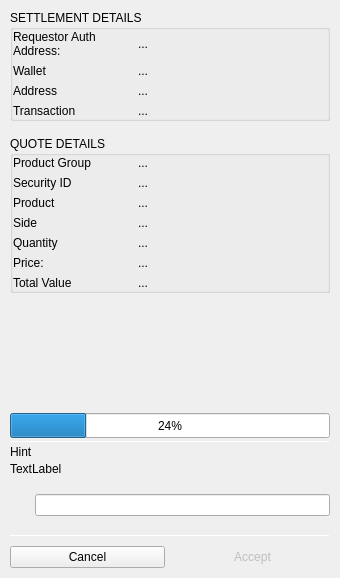
Qt form BlockSettleUILib/DealerXBTSettlementDialog.ui (BlockSettle/terminal) before a commit.
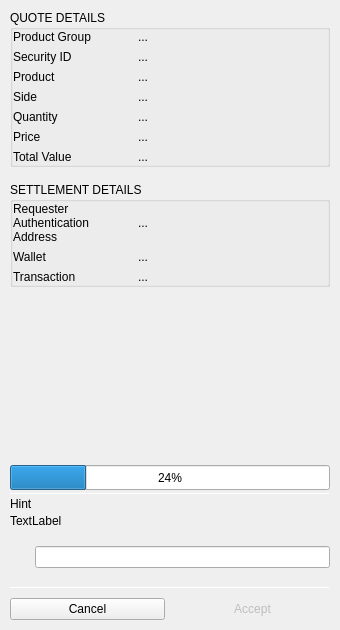
The same form after that commit. Icons and pictures are not drawn.

Commit message: Verified another windows.

```diff
--- a/BlockSettleUILib/DealerXBTSettlementDialog.ui
+++ b/BlockSettleUILib/DealerXBTSettlementDialog.ui
@@ -7,15 +7,21 @@
     <x>0</x>
     <y>0</y>
     <width>340</width>
-    <height>578</height>
+    <height>630</height>
    </rect>
   </property>
   <property name="sizePolicy">
-   <sizepolicy hsizetype="Fixed" vsizetype="MinimumExpanding">
+   <sizepolicy hsizetype="Fixed" vsizetype="Fixed">
     <horstretch>0</horstretch>
     <verstretch>0</verstretch>
    </sizepolicy>
   </property>
+  <property name="minimumSize">
+   <size>
+    <width>340</width>
+    <height>630</height>
+   </size>
+  </property>
   <property name="windowTitle">
    <string>Dealer's XBT Settlement</string>
   </property>
@@ -65,263 +71,6 @@
       <property name="bottomMargin">
        <number>5</number>
       </property>
-      <item>
-       <widget class="QGroupBox" name="groupBox_3">
-        <property name="title">
-         <string>SETTLEMENT DETAILS</string>
-        </property>
-        <layout class="QVBoxLayout" name="verticalLayout_4">
-         <property name="leftMargin">
-          <number>0</number>
-         </property>
-         <property name="topMargin">
-          <number>0</number>
-         </property>
-         <property name="rightMargin">
-          <number>0</number>
-         </property>
-         <property name="bottomMargin">
-          <number>0</number>
-         </property>
-         <item>
-          <widget class="QWidget" name="horizontalWidget" native="true">
-           <property name="minimumSize">
-            <size>
-             <width>0</width>
-             <height>0</height>
-            </size>
-           </property>
-           <layout class="QHBoxLayout" name="horizontalLayout_3">
-            <property name="spacing">
-             <number>5</number>
-            </property>
-            <property name="leftMargin">
-             <number>0</number>
-            </property>
-            <property name="topMargin">
-             <number>0</number>
-            </property>
-            <property name="rightMargin">
-             <number>0</number>
-            </property>
-            <property name="bottomMargin">
-             <number>0</number>
-            </property>
-            <item>
-             <widget class="QLabel" name="label">
-              <property name="minimumSize">
-               <size>
-                <width>120</width>
-                <height>0</height>
-               </size>
-              </property>
-              <property name="maximumSize">
-               <size>
-                <width>120</width>
-                <height>16777215</height>
-               </size>
-              </property>
-              <property name="text">
-               <string>Requestor Auth Address:</string>
-              </property>
-              <property name="wordWrap">
-               <bool>true</bool>
-              </property>
-             </widget>
-            </item>
-            <item>
-             <widget class="QLabel" name="labelRequestorAuthAddress">
-              <property name="text">
-               <string>...</string>
-              </property>
-              <property name="whiteLabel" stdset="0">
-               <bool>true</bool>
-              </property>
-             </widget>
-            </item>
-           </layout>
-          </widget>
-         </item>
-         <item>
-          <widget class="QWidget" name="horizontalWidget1" native="true">
-           <property name="minimumSize">
-            <size>
-             <width>0</width>
-             <height>0</height>
-            </size>
-           </property>
-           <layout class="QHBoxLayout" name="horizontalLayout_4">
-            <property name="spacing">
-             <number>5</number>
-            </property>
-            <property name="leftMargin">
-             <number>0</number>
-            </property>
-            <property name="topMargin">
-             <number>0</number>
-            </property>
-            <property name="rightMargin">
-             <number>0</number>
-            </property>
-            <property name="bottomMargin">
-             <number>0</number>
-            </property>
-            <item>
-             <widget class="QLabel" name="labelWalletDescription">
-              <property name="minimumSize">
-               <size>
-                <width>120</width>
-                <height>0</height>
-               </size>
-              </property>
-              <property name="maximumSize">
-               <size>
-                <width>120</width>
-                <height>16777215</height>
-               </size>
-              </property>
-              <property name="text">
-               <string>Wallet</string>
-              </property>
-              <property name="wordWrap">
-               <bool>true</bool>
-              </property>
-             </widget>
-            </item>
-            <item>
-             <widget class="QLabel" name="labelWallet">
-              <property name="text">
-               <string>...</string>
-              </property>
-              <property name="whiteLabel" stdset="0">
-               <bool>true</bool>
-              </property>
-             </widget>
-            </item>
-           </layout>
-          </widget>
-         </item>
-         <item>
-          <widget class="QWidget" name="horizontalWidget2" native="true">
-           <property name="minimumSize">
-            <size>
-             <width>0</width>
-             <height>0</height>
-            </size>
-           </property>
-           <layout class="QHBoxLayout" name="horizontalLayout_5">
-            <property name="spacing">
-             <number>5</number>
-            </property>
-            <property name="leftMargin">
-             <number>0</number>
-            </property>
-            <property name="topMargin">
-             <number>0</number>
-            </property>
-            <property name="rightMargin">
-             <number>0</number>
-            </property>
-            <property name="bottomMargin">
-             <number>0</number>
-            </property>
-            <item>
-             <widget class="QLabel" name="labelAddressDescription">
-              <property name="minimumSize">
-               <size>
-                <width>120</width>
-                <height>0</height>
-               </size>
-              </property>
-              <property name="maximumSize">
-               <size>
-                <width>120</width>
-                <height>16777215</height>
-               </size>
-              </property>
-              <property name="text">
-               <string>Address</string>
-              </property>
-              <property name="wordWrap">
-               <bool>true</bool>
-              </property>
-             </widget>
-            </item>
-            <item>
-             <widget class="QLabel" name="labelAddress">
-              <property name="text">
-               <string>...</string>
-              </property>
-              <property name="whiteLabel" stdset="0">
-               <bool>true</bool>
-              </property>
-             </widget>
-            </item>
-           </layout>
-          </widget>
-         </item>
-         <item>
-          <widget class="QWidget" name="horizontalWidget3" native="true">
-           <property name="minimumSize">
-            <size>
-             <width>0</width>
-             <height>0</height>
-            </size>
-           </property>
-           <layout class="QHBoxLayout" name="horizontalLayout_6">
-            <property name="spacing">
-             <number>5</number>
-            </property>
-            <property name="leftMargin">
-             <number>0</number>
-            </property>
-            <property name="topMargin">
-             <number>0</number>
-            </property>
-            <property name="rightMargin">
-             <number>0</number>
-            </property>
-            <property name="bottomMargin">
-             <number>0</number>
-            </property>
-            <item>
-             <widget class="QLabel" name="labelTransactionDescription">
-              <property name="minimumSize">
-               <size>
-                <width>120</width>
-                <height>0</height>
-               </size>
-              </property>
-              <property name="maximumSize">
-               <size>
-                <width>120</width>
-                <height>16777215</height>
-               </size>
-              </property>
-              <property name="text">
-               <string>Transaction</string>
-              </property>
-              <property name="wordWrap">
-               <bool>true</bool>
-              </property>
-             </widget>
-            </item>
-            <item>
-             <widget class="QLabel" name="labelTransactioAmount">
-              <property name="text">
-               <string>...</string>
-              </property>
-              <property name="whiteLabel" stdset="0">
-               <bool>true</bool>
-              </property>
-             </widget>
-            </item>
-           </layout>
-          </widget>
-         </item>
-        </layout>
-       </widget>
-      </item>
       <item>
        <widget class="QGroupBox" name="groupBox_2">
         <property name="title">
@@ -674,7 +423,7 @@
                </size>
               </property>
               <property name="text">
-               <string>Price:</string>
+               <string>Price</string>
               </property>
               <property name="wordWrap">
                <bool>true</bool>
@@ -756,6 +505,207 @@
         </layout>
        </widget>
       </item>
+      <item>
+       <widget class="QGroupBox" name="groupBox_3">
+        <property name="title">
+         <string>SETTLEMENT DETAILS</string>
+        </property>
+        <layout class="QVBoxLayout" name="verticalLayout_4">
+         <property name="leftMargin">
+          <number>0</number>
+         </property>
+         <property name="topMargin">
+          <number>0</number>
+         </property>
+         <property name="rightMargin">
+          <number>0</number>
+         </property>
+         <property name="bottomMargin">
+          <number>0</number>
+         </property>
+         <item>
+          <widget class="QWidget" name="horizontalWidget" native="true">
+           <property name="minimumSize">
+            <size>
+             <width>0</width>
+             <height>0</height>
+            </size>
+           </property>
+           <layout class="QHBoxLayout" name="horizontalLayout_3">
+            <property name="spacing">
+             <number>5</number>
+            </property>
+            <property name="leftMargin">
+             <number>0</number>
+            </property>
+            <property name="topMargin">
+             <number>0</number>
+            </property>
+            <property name="rightMargin">
+             <number>0</number>
+            </property>
+            <property name="bottomMargin">
+             <number>0</number>
+            </property>
+            <item>
+             <widget class="QLabel" name="label">
+              <property name="minimumSize">
+               <size>
+                <width>120</width>
+                <height>0</height>
+               </size>
+              </property>
+              <property name="maximumSize">
+               <size>
+                <width>120</width>
+                <height>16777215</height>
+               </size>
+              </property>
+              <property name="text">
+               <string>Requester Authentication Address</string>
+              </property>
+              <property name="wordWrap">
+               <bool>true</bool>
+              </property>
+             </widget>
+            </item>
+            <item>
+             <widget class="QLabel" name="labelRequestorAuthAddress">
+              <property name="text">
+               <string>...</string>
+              </property>
+              <property name="whiteLabel" stdset="0">
+               <bool>true</bool>
+              </property>
+             </widget>
+            </item>
+           </layout>
+          </widget>
+         </item>
+         <item>
+          <widget class="QWidget" name="horizontalWidget1" native="true">
+           <property name="minimumSize">
+            <size>
+             <width>0</width>
+             <height>0</height>
+            </size>
+           </property>
+           <layout class="QHBoxLayout" name="horizontalLayout_4">
+            <property name="spacing">
+             <number>5</number>
+            </property>
+            <property name="leftMargin">
+             <number>0</number>
+            </property>
+            <property name="topMargin">
+             <number>0</number>
+            </property>
+            <property name="rightMargin">
+             <number>0</number>
+            </property>
+            <property name="bottomMargin">
+             <number>0</number>
+            </property>
+            <item>
+             <widget class="QLabel" name="labelWalletDescription">
+              <property name="minimumSize">
+               <size>
+                <width>120</width>
+                <height>0</height>
+               </size>
+              </property>
+              <property name="maximumSize">
+               <size>
+                <width>120</width>
+                <height>16777215</height>
+               </size>
+              </property>
+              <property name="text">
+               <string>Wallet</string>
+              </property>
+              <property name="wordWrap">
+               <bool>true</bool>
+              </property>
+             </widget>
+            </item>
+            <item>
+             <widget class="QLabel" name="labelWallet">
+              <property name="text">
+               <string>...</string>
+              </property>
+              <property name="wordWrap">
+               <bool>true</bool>
+              </property>
+              <property name="whiteLabel" stdset="0">
+               <bool>false</bool>
+              </property>
+             </widget>
+            </item>
+           </layout>
+          </widget>
+         </item>
+         <item>
+          <widget class="QWidget" name="horizontalWidget3" native="true">
+           <property name="minimumSize">
+            <size>
+             <width>0</width>
+             <height>0</height>
+            </size>
+           </property>
+           <layout class="QHBoxLayout" name="horizontalLayout_6">
+            <property name="spacing">
+             <number>5</number>
+            </property>
+            <property name="leftMargin">
+             <number>0</number>
+            </property>
+            <property name="topMargin">
+             <number>0</number>
+            </property>
+            <property name="rightMargin">
+             <number>0</number>
+            </property>
+            <property name="bottomMargin">
+             <number>0</number>
+            </property>
+            <item>
+             <widget class="QLabel" name="labelTransactionDescription">
+              <property name="minimumSize">
+               <size>
+                <width>120</width>
+                <height>0</height>
+               </size>
+              </property>
+              <property name="maximumSize">
+               <size>
+                <width>120</width>
+                <height>16777215</height>
+               </size>
+              </property>
+              <property name="text">
+               <string>Transaction</string>
+              </property>
+              <property name="wordWrap">
+               <bool>true</bool>
+              </property>
+             </widget>
+            </item>
+            <item>
+             <widget class="QLabel" name="labelTransactioAmount">
+              <property name="text">
+               <string>...</string>
+              </property>
+              <property name="whiteLabel" stdset="0">
+               <bool>true</bool>
+              </property>
+             </widget>
+            </item>
+           </layout>
+          </widget>
+         </item>
+        </layout>
+       </widget>
+      </item>
       <item>
        <spacer name="verticalSpacer">
         <property name="orientation">
@@ -849,6 +799,9 @@
            <property name="alignment">
             <set>Qt::AlignLeading|Qt::AlignLeft|Qt::AlignVCenter</set>
            </property>
+           <property name="wordWrap">
+            <bool>true</bool>
+           </property>
           </widget>
          </item>
         </layout>
```
The commit also changes 4 other files.
